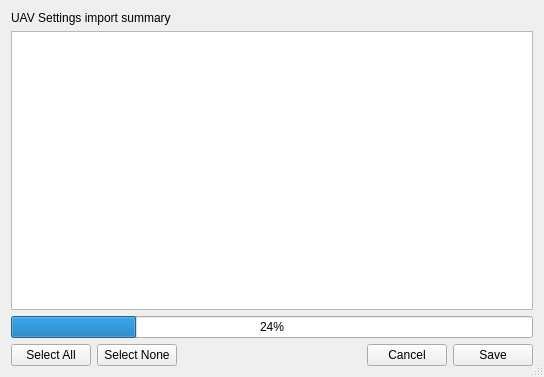
d-ronin/dRonin, file ground/gcs/src/plugins/uavsettingsimportexport/importsummarydialog.ui: the form before one commit.
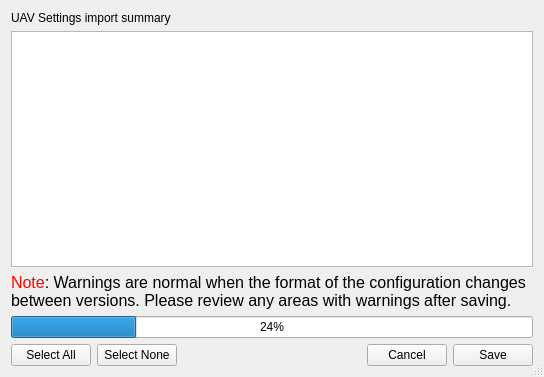
The form after the commit. Icons and pictures are not drawn.

Commit message: gcs: import summary: note warnings are somewhat normal

```diff
--- a/ground/gcs/src/plugins/uavsettingsimportexport/importsummarydialog.ui
+++ b/ground/gcs/src/plugins/uavsettingsimportexport/importsummarydialog.ui
@@ -46,6 +46,16 @@
      </attribute>
     </widget>
    </item>
+   <item>
+    <widget class="QLabel" name="label_2">
+     <property name="text">
+      <string>&lt;html&gt;&lt;head/&gt;&lt;body&gt;&lt;p&gt;&lt;span style=&quot; font-size:12pt; color:#ff0000;&quot;&gt;Note&lt;/span&gt;&lt;span style=&quot; font-size:12pt;&quot;&gt;: Warnings are normal when the format of the configuration changes between versions. Please review any areas with warnings after saving.&lt;/span&gt;&lt;/p&gt;&lt;/body&gt;&lt;/html&gt;</string>
+     </property>
+     <property name="wordWrap">
+      <bool>true</bool>
+     </property>
+    </widget>
+   </item>
    <item>
     <widget class="QProgressBar" name="progressBar">
      <property name="value">
```
